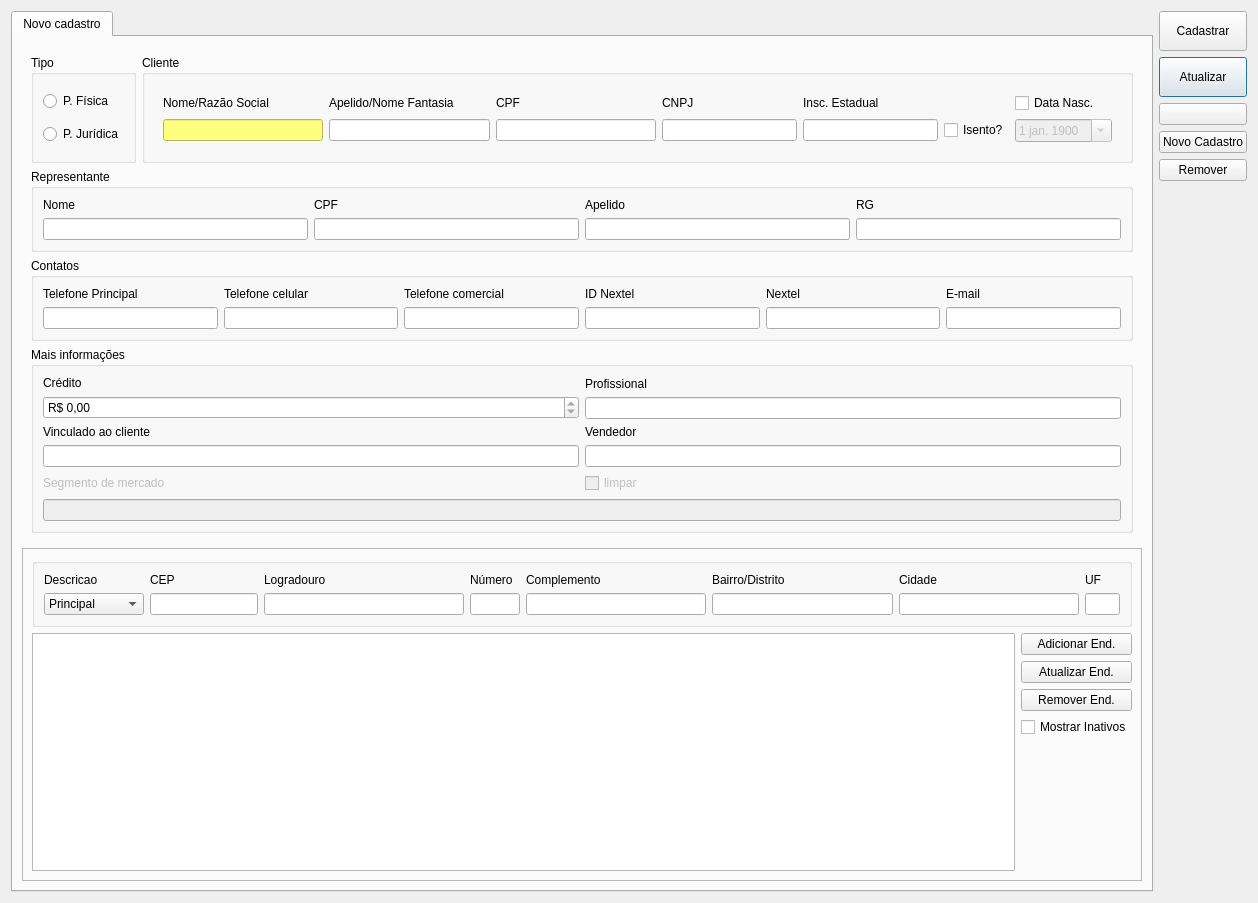
This is ui/cadastrocliente.ui in darktorres/ERP-STACCATO as Qt 5 draws it before an edit. The edited form follows.
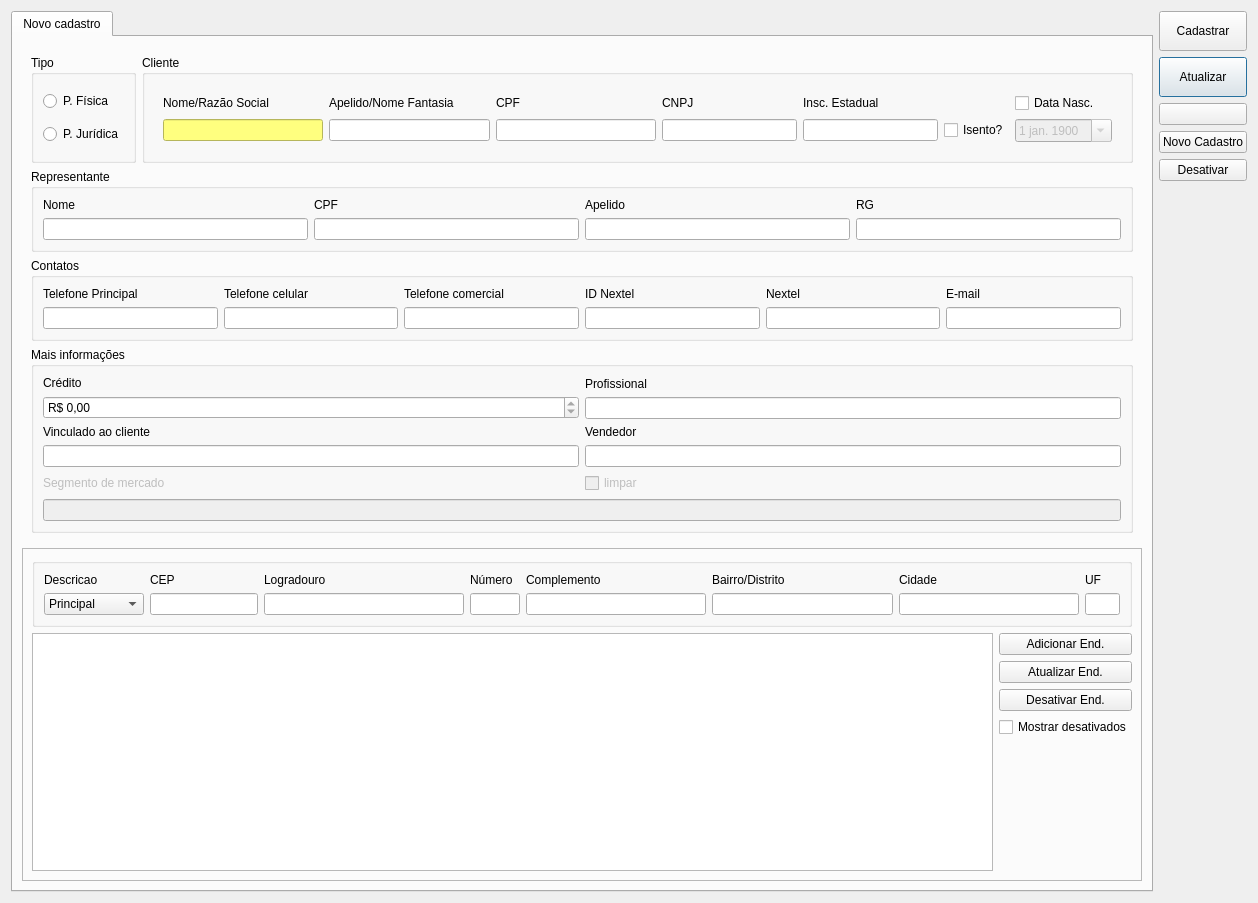
This is the edited form. Icons and pictures are not drawn. Custom widgets are drawn as their Qt base class.

Commit message: Trocar "remover" por "desativar"

Diff of the .ui file:
```diff
--- a/ui/cadastrocliente.ui
+++ b/ui/cadastrocliente.ui
@@ -72,7 +72,7 @@
      <item>
       <widget class="QPushButton" name="pushButtonRemover">
        <property name="text">
-        <string>Remover</string>
+        <string>Desativar</string>
        </property>
       </widget>
      </item>
@@ -965,7 +965,7 @@
             <item>
              <widget class="QPushButton" name="pushButtonRemoverEnd">
               <property name="text">
-               <string>Remover End.</string>
+               <string>Desativar End.</string>
               </property>
               <property name="autoDefault">
                <bool>false</bool>
@@ -975,7 +975,7 @@
             <item>
              <widget class="QCheckBox" name="checkBoxMostrarInativos">
               <property name="text">
-               <string>Mostrar Inativos</string>
+               <string>Mostrar desativados</string>
               </property>
               <property name="checkable">
                <bool>true</bool>
```
The commit also changes 6 other files.
